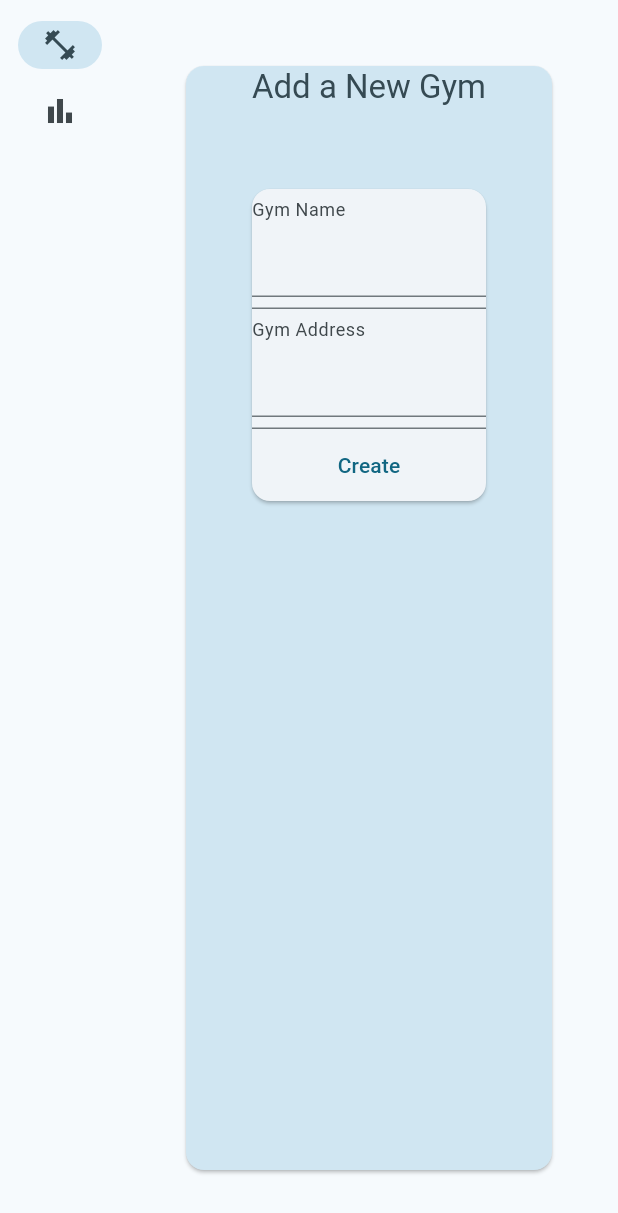
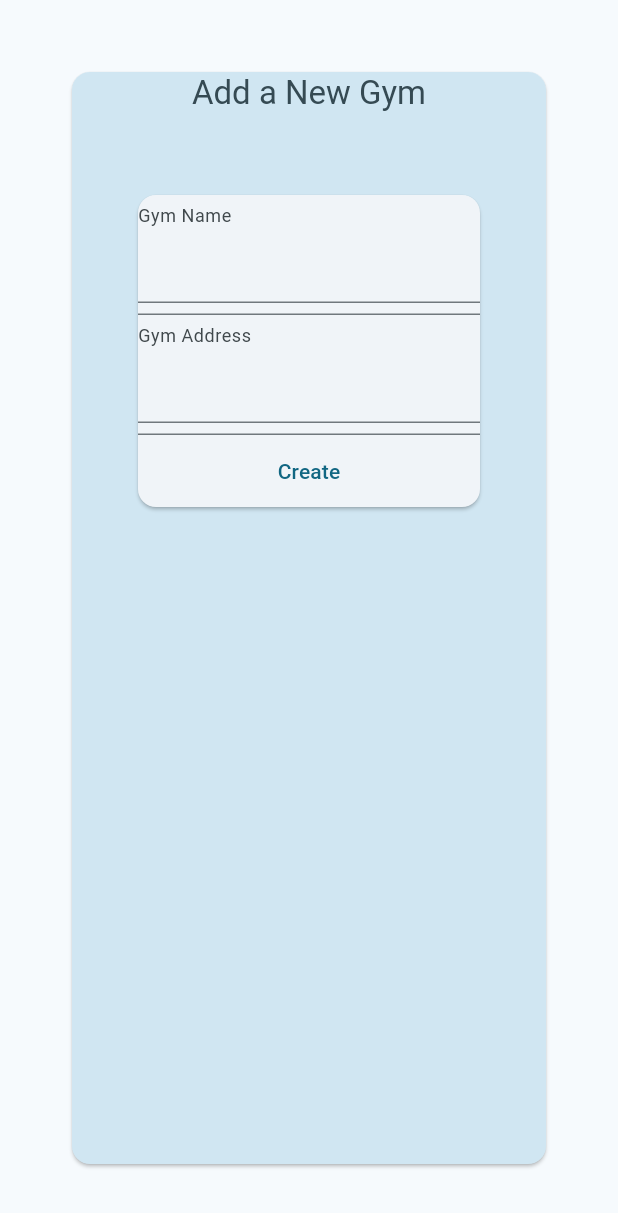
Before and after one commit to garcia5/climb, a Flutter app: the screen it shows after launch, on a phone screen of 412 x 824 dp. Shown: the top 1213 px of the screen. Run offline on Flutter 3.47's test engine with Material 2 defaults, Android fonts, the phone set to English and light mode, and no system bars; our stand-ins replace sqflite; accounts and stored records are empty.

Commit message:
feat(nav): improve navigation flow
- remove side navigation, drop right onto gym list
- clicking on gym card brings up name/address + sessions
- fix expanded/flexible error messages

```diff
--- a/lib/main.dart
+++ b/lib/main.dart
@@ -30,6 +30,12 @@ class App extends StatelessWidget {
 class AppState extends ChangeNotifier {
   Gym? currentGym;
   Session? currentSession;
+  int routeIndex = 0;
+
+  void setRouteIndex(int idx) {
+    routeIndex = idx;
+    notifyListeners();
+  }
 
   void setCurrentGym(Gym gym) {
     currentGym = gym;
--- a/lib/views/Gym/components/create_gym.dart
+++ b/lib/views/Gym/components/create_gym.dart
@@ -42,6 +42,7 @@ class _CreateGymState extends State<CreateGym> {
         onPressed: () {
           expanded = true;
         },
+        tooltip: 'Add a Gym',
       );
     }
     return Padding(
--- a/lib/views/Gym/components/gym_card.dart
+++ b/lib/views/Gym/components/gym_card.dart
@@ -38,6 +38,7 @@ class _GymCardState extends State<GymCard> {
       },
       onTap: () {
         appState.setCurrentGym(gym);
+        appState.setRouteIndex(1);
       },
       child: Card(
         child: Row(
--- a/lib/views/Gym/components/gym_card_list.dart
+++ b/lib/views/Gym/components/gym_card_list.dart
@@ -31,7 +31,7 @@ class _GymListState extends State<GymList> {
           mainAxisSize: MainAxisSize.min,
           mainAxisAlignment: MainAxisAlignment.center,
           children: [
-            Expanded(
+            Flexible(
               flex: 3,
               child: ListView.builder(
                 itemBuilder: (BuildContext itemCtx, int idx) {
--- a/lib/views/Home.dart
+++ b/lib/views/Home.dart
@@ -1,6 +1,8 @@
+import 'package:climb/main.dart';
 import 'package:climb/views/Gym/Gyms.dart';
-import 'package:climb/views/Session/session.dart';
+import 'package:climb/views/Gym/gym_detail.dart';
 import 'package:flutter/material.dart';
+import 'package:provider/provider.dart';
 
 class Home extends StatefulWidget {
   const Home({super.key});
@@ -10,50 +12,28 @@ class Home extends StatefulWidget {
 }
 
 class _HomeState extends State<Home> {
-  var navIndex = 0;
-
   @override
   Widget build(BuildContext context) {
     Widget page = const GymView();
+    final appState = context.watch<AppState>();
 
-    switch (navIndex) {
+    switch (appState.routeIndex) {
       case 0:
         page = const GymView();
         break;
       case 1:
-        page = const SessionView();
+        page = const GymDetail();
         break;
       default:
-        throw UnimplementedError('no widget for $navIndex');
+        throw UnimplementedError('no widget for ${appState.routeIndex}');
     }
 
     return Scaffold(
-        key: const Key('home'),
-        body: Row(
-          children: [
-            SafeArea(
-              child: NavigationRail(
-                extended: false,
-                destinations: const [
-                  NavigationRailDestination(
-                    icon: Icon(Icons.fitness_center),
-                    label: Text('Gyms'),
-                  ),
-                  NavigationRailDestination(
-                    icon: Icon(Icons.bar_chart),
-                    label: Text('Sessions'),
-                  ),
-                ],
-                selectedIndex: navIndex,
-                onDestinationSelected: (value) {
-                  setState(() {
-                    navIndex = value;
-                  });
-                },
-              ),
-            ),
-            Expanded(child: page),
-          ],
-        ));
+      key: const Key('home'),
+      body: Padding(
+        padding: const EdgeInsets.all(4),
+        child: page,
+      ),
+    );
   }
 }
```
Also changed, not shown: lib/views/Gym/components/gym_title.dart (added, +36 -0 lines), lib/views/Gym/gym_detail.dart (added, +55 -0 lines), lib/views/Session/components/session_list.dart (+3 -4 lines).
